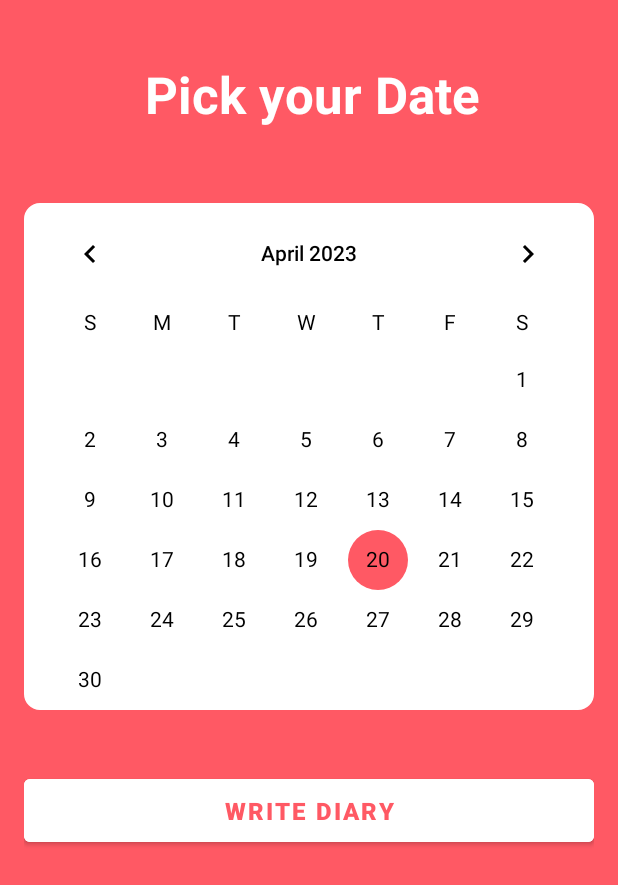
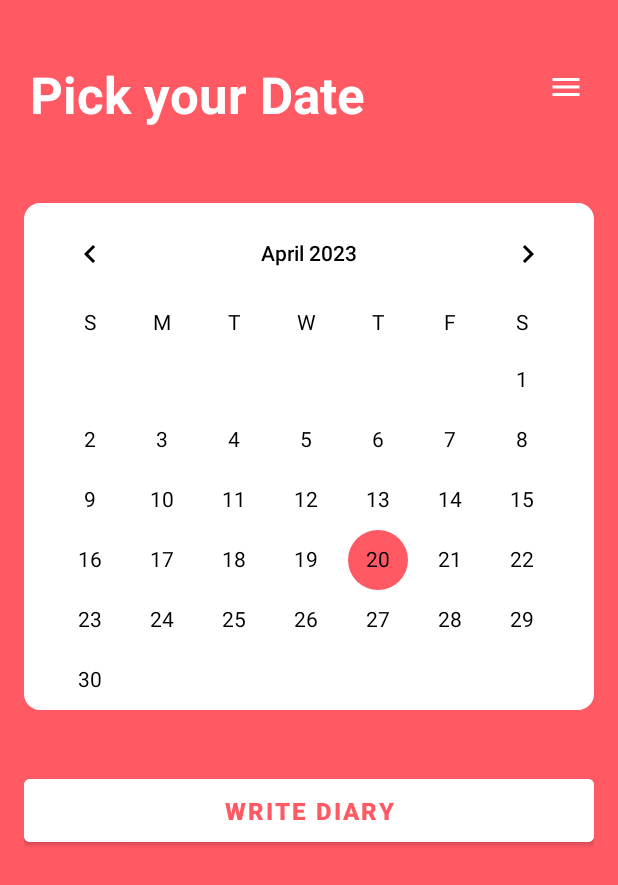
Before and after one commit to Jerald-Joyson/Simple_Diary_App, an Android app: the screen it shows after launch once a user with an empty profile is signed in (MainActivity), on a phone screen of 412 x 824 dp. Shown: the top 885 px of the screen. Run offline under Robolectric (Android 15) with nearby library versions, the phone set to English and light mode, and no system bars; our stand-ins replace Firebase (no records; nobody signed in at launch, a user with empty details on screens opened directly).

Commit message:
contents in the diary is set to firebase,menu bar is added to the main activity,logout is set

```diff
--- a/app/build.gradle
+++ b/app/build.gradle
@@ -35,6 +35,7 @@ dependencies {
     implementation 'com.google.android.material:material:1.8.0'
     implementation 'androidx.constraintlayout:constraintlayout:2.1.4'
     implementation 'com.google.firebase:firebase-auth-ktx:21.3.0'
+    implementation 'com.google.firebase:firebase-firestore-ktx:24.5.0'
     testImplementation 'junit:junit:4.13.2'
     androidTestImplementation 'androidx.test.ext:junit:1.1.5'
     androidTestImplementation 'androidx.test.espresso:espresso-core:3.5.1'
--- a/app/src/main/java/com/example/simplediaryapp/MainActivity.java
+++ b/app/src/main/java/com/example/simplediaryapp/MainActivity.java
@@ -5,9 +5,14 @@ import androidx.appcompat.app.AppCompatActivity;
 
 import android.content.Intent;
 import android.os.Bundle;
+import android.view.MenuItem;
 import android.view.View;
 import android.widget.Button;
 import android.widget.CalendarView;
+import android.widget.ImageButton;
+import android.widget.PopupMenu;
+
+import com.google.firebase.auth.FirebaseAuth;
 
 import java.util.Calendar;
 
@@ -16,6 +21,7 @@ public class MainActivity extends AppCompatActivity {
     private String stringDateSelected;
     private CalendarView calendarView;
     Button writeBtn;
+    ImageButton menuBtn;
 
     @Override
     protected void onCreate(Bundle savedInstanceState) {
@@ -24,6 +30,7 @@ public class MainActivity extends AppCompatActivity {
 
         calendarView = findViewById(R.id.calendarView);
         writeBtn = findViewById(R.id.writeBtn);
+        menuBtn = findViewById(R.id.menu_btn);
 
         calendarView.setOnDateChangeListener(new CalendarView.OnDateChangeListener() {
             @Override
@@ -45,7 +52,26 @@ public class MainActivity extends AppCompatActivity {
                 startActivity(intent);
             }
         });
+        menuBtn.setOnClickListener((v)->showMenu());
 
+    }
+    void showMenu(){
+        //Disply Menu
+        PopupMenu popupMenu = new PopupMenu(MainActivity.this,menuBtn);
+        popupMenu.getMenu().add("Logout");
+        popupMenu.show();
+        popupMenu.setOnMenuItemClickListener(new PopupMenu.OnMenuItemClickListener() {
+            @Override
+            public boolean onMenuItemClick(MenuItem menuItem) {
+                if (menuItem.getTitle()=="Logout"){
+                    FirebaseAuth.getInstance().signOut();
+                    startActivity(new Intent(MainActivity.this,LoginActivity.class));
+                    finish();
+                    return true;
+                }
+                return false;
+            }
+        });
     }
     public String todaysDate(){
         Calendar calendar = Calendar.getInstance();
--- /dev/null
+++ b/app/src/main/res/drawable/ic_baseline_menu_24.xml
@@ -0,0 +1,5 @@
+<vector android:height="24dp" android:tint="#000000"
+    android:viewportHeight="24" android:viewportWidth="24"
+    android:width="24dp" xmlns:android="http://schemas.android.com/apk/res/android">
+    <path android:fillColor="@android:color/white" android:pathData="M3,18h18v-2L3,16v2zM3,13h18v-2L3,11v2zM3,6v2h18L21,6L3,6z"/>
+</vector>
--- a/app/src/main/res/layout/activity_main.xml
+++ b/app/src/main/res/layout/activity_main.xml
@@ -10,17 +10,33 @@
 
     <TextView
         android:id="@+id/textView"
-        android:layout_width="match_parent"
+        android:layout_width="wrap_content"
         android:layout_height="wrap_content"
         android:layout_marginStart="4dp"
         android:layout_marginTop="24dp"
         android:text="Pick your Date"
-        android:gravity="center"
         android:textColor="@color/white"
         android:textSize="34sp"
         android:textStyle="bold"
         app:layout_constraintStart_toStartOf="parent"
         app:layout_constraintTop_toTopOf="parent" />
+
+
+    <ImageButton
+        android:id="@+id/menu_btn"
+        android:layout_width="36dp"
+        android:layout_height="36dp"
+        android:layout_alignParentEnd="true"
+        android:layout_centerVertical="true"
+        android:layout_marginStart="116dp"
+        android:layout_marginTop="24dp"
+        android:background="?attr/selectableItemBackgroundBorderless"
+        android:src="@drawable/ic_baseline_menu_24"
+        app:layout_constraintEnd_toEndOf="parent"
+        app:layout_constraintHorizontal_bias="0.0"
+        app:layout_constraintStart_toEndOf="@+id/textView"
+        app:layout_constraintTop_toTopOf="parent"
+        app:tint="@color/white" />
 
     <LinearLayout
         android:id="@+id/CalenderLayout"
```
Also changed, not shown: app/src/main/java/com/example/simplediaryapp/DiaryDetailsActivity.java (+51 -3 lines), app/src/main/java/com/example/simplediaryapp/Note.java (added, +36 -0 lines), app/src/main/java/com/example/simplediaryapp/Utility.java (+7 -5 lines).
